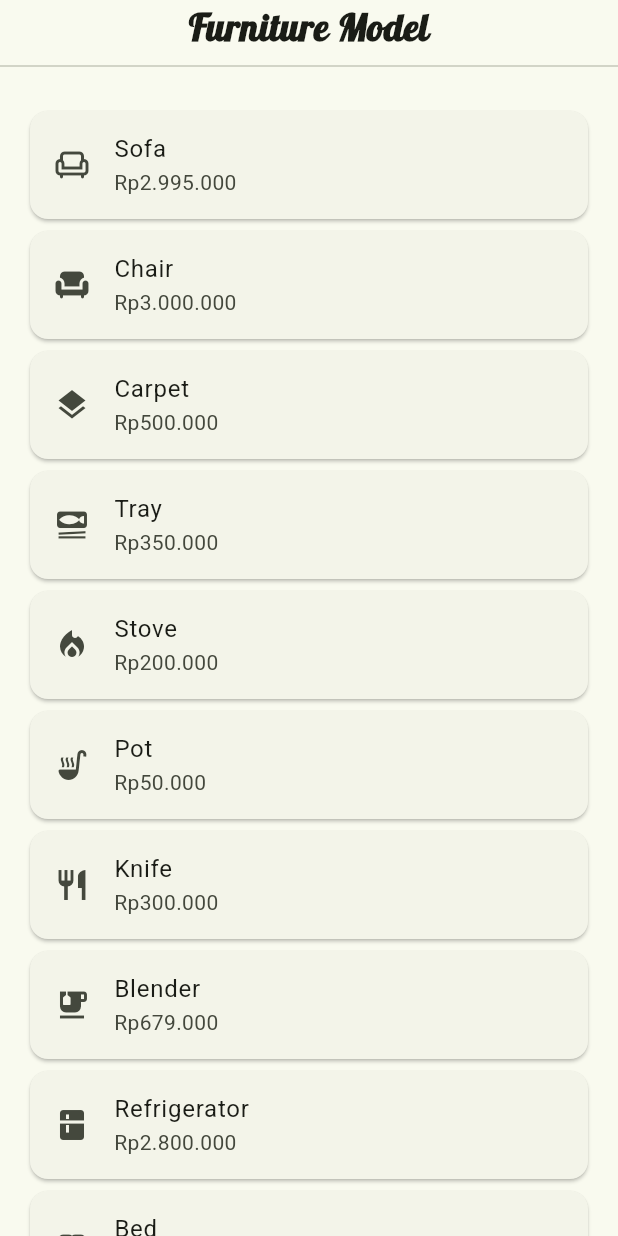
After one commit to naufalrdev/ppkd_b_3, a Flutter app: the Model2 screen opened directly, on a phone screen of 412 x 824 dp. The commit adds this screen. Run offline on Flutter 3.47's test engine with Material 3 defaults, Android fonts, the phone set to English and light mode, and no system bars; our stand-ins replace bottom_navy_bar, dropdown_button2, font_awesome_flutter, google_fonts, lottie; missing offline and left inert: load_switch, msh_checkbox; network calls fail; project files that could hold a hidden picture were left out.

Commit message:
Final Task 9

```diff
--- /dev/null
+++ b/lib/tugas_9flutter/list.dart
@@ -0,0 +1,58 @@
+import 'package:flutter/material.dart';
+
+class List1 extends StatefulWidget {
+  const List1({super.key});
+
+  @override
+  State<List1> createState() => _List1State();
+}
+
+class _List1State extends State<List1> {
+  final List<String> nameFurniture = [
+    "Sofa",
+    "Chair",
+    "Carpet",
+    "Tray",
+    "Stove",
+    "Pot",
+    "Knife",
+    "Blender",
+    "Refrigerator",
+    "Bed",
+  ];
+
+  @override
+  Widget build(BuildContext context) {
+    return Scaffold(
+      body: SingleChildScrollView(
+        child: Column(
+          crossAxisAlignment: CrossAxisAlignment.center,
+          children: [
+            Text(
+              "Home Furniture Category",
+              style: TextStyle(
+                fontFamily: "Lobster",
+                fontSize: 25,
+                fontWeight: FontWeight.bold,
+              ),
+            ),
+            Divider(),
+            SizedBox(height: 10),
+            ListView.builder(
+              physics: NeverScrollableScrollPhysics(),
+              shrinkWrap: true,
+              itemCount: nameFurniture.length,
+              itemBuilder: (BuildContext context, int index) {
+                return ListTile(
+                  title: Text(nameFurniture[index]),
+                  leading: CircleAvatar(child: Text("${index + 1}")),
+                  // trailing: Icon(Icons.add_shopping_cart),
+                );
+              },
+            ),
+          ],
+        ),
+      ),
+    );
+  }
+}
--- /dev/null
+++ b/lib/tugas_9flutter/list_map.dart
@@ -0,0 +1,67 @@
+import 'package:flutter/material.dart';
+
+class ListMap1 extends StatefulWidget {
+  const ListMap1({super.key});
+
+  @override
+  State<ListMap1> createState() => _ListMap1State();
+}
+
+class _ListMap1State extends State<ListMap1> {
+  final List<Map<String, dynamic>> furniture = [
+    {"name": "Sofa", "price": "Rp2.995.000", "icon": Icons.chair_outlined},
+    {"name": "Chair", "price": "Rp3.000.000", "icon": Icons.chair},
+    {"name": "Carpet", "price": "Rp500.000", "icon": Icons.layers},
+    {"name": "Tray", "price": "Rp350.000", "icon": Icons.set_meal},
+    {
+      "name": "Stove",
+      "price": "Rp200.000",
+      "icon": Icons.local_fire_department,
+    },
+    {"name": "Pot", "price": "Rp50.000", "icon": Icons.soup_kitchen},
+    {"name": "Knife", "price": "Rp300.000", "icon": Icons.restaurant},
+    {
+      "name": "Blender",
+      "price": "Rp679.000",
+      "icon": Icons.emoji_food_beverage,
+    },
+    {"name": "Refrigerator", "price": "Rp2.800.000", "icon": Icons.kitchen},
+    {"name": "Bed", "price": "Rp1.800.000", "icon": Icons.bed},
+  ];
+  @override
+  Widget build(BuildContext context) {
+    return Scaffold(
+      body: SingleChildScrollView(
+        child: Column(
+          crossAxisAlignment: CrossAxisAlignment.center,
+          children: [
+            Text(
+              "Furniture Products",
+              style: TextStyle(
+                fontFamily: "Lobster",
+                fontSize: 25,
+                fontWeight: FontWeight.bold,
+              ),
+            ),
+            Divider(),
+            SizedBox(height: 10),
+            ListView.builder(
+              physics: NeverScrollableScrollPhysics(),
+              shrinkWrap: true,
+              itemCount: furniture.length,
+              itemBuilder: (BuildContext context, int index) {
+                final dataFurniture = furniture[index];
+                return ListTile(
+                  leading: Icon(dataFurniture["icon"]),
+                  title: Text(dataFurniture["name"]),
+                  subtitle: Text(dataFurniture["price"].toString()),
+                  trailing: Icon(Icons.add_shopping_cart),
+                );
+              },
+            ),
+          ],
+        ),
+      ),
+    );
+  }
+}
--- /dev/null
+++ b/lib/tugas_9flutter/model.dart
@@ -0,0 +1,83 @@
+import 'package:flutter/material.dart';
+import 'package:ppkd_b_3/tugas_9flutter/model/map_model.dart';
+
+class Model2 extends StatefulWidget {
+  const Model2({super.key});
+
+  @override
+  State<Model2> createState() => _Model2State();
+}
+
+class _Model2State extends State<Model2> {
+  final List<ProductModel> productModel = [
+    ProductModel(
+      name: "Sofa",
+      price: "Rp2.995.000",
+      icon: Icons.chair_outlined,
+    ),
+    ProductModel(name: "Chair", price: "Rp3.000.000", icon: Icons.chair),
+    ProductModel(name: "Carpet", price: "Rp500.000", icon: Icons.layers),
+    ProductModel(name: "Tray", price: "Rp350.000", icon: Icons.set_meal),
+    ProductModel(
+      name: "Stove",
+      price: "Rp200.000",
+      icon: Icons.local_fire_department,
+    ),
+    ProductModel(name: "Pot", price: "Rp50.000", icon: Icons.soup_kitchen),
+    ProductModel(name: "Knife", price: "Rp300.000", icon: Icons.restaurant),
+    ProductModel(
+      name: "Blender",
+      price: "Rp679.000",
+      icon: Icons.emoji_food_beverage,
+    ),
+    ProductModel(
+      name: "Refrigerator",
+      price: "Rp2.800.000",
+      icon: Icons.kitchen,
+    ),
+    ProductModel(name: "Bed", price: "Rp1.800.00", icon: Icons.bed),
+  ];
+  @override
+  Widget build(BuildContext context) {
+    return Scaffold(
+      body: SingleChildScrollView(
+        child: Column(
+          crossAxisAlignment: CrossAxisAlignment.center,
+          children: [
+            Text(
+              "Furniture Model",
+              style: TextStyle(
+                fontFamily: "Lobster",
+                fontSize: 25,
+                fontWeight: FontWeight.bold,
+              ),
+            ),
+            Divider(),
+            SizedBox(height: 10),
+            Padding(
+              padding: EdgeInsetsGeometry.symmetric(
+                horizontal: 16,
+                vertical: 8,
+              ),
+              child: ListView.builder(
+                physics: NeverScrollableScrollPhysics(),
+                shrinkWrap: true,
+                itemCount: productModel.length,
+                itemBuilder: (BuildContext context, int index) {
+                  final modelProductData = productModel[index];
+                  return Card(
+                    child: ListTile(
+                      title: Text(modelProductData.name),
+                      subtitle: Text(modelProductData.price),
+                      leading: Icon(modelProductData.icon),
+                    ),
+                  );
+                },
+              ),
+            ),
+          ],
+        ),
+      ),
+    );
+  }
+}
--- /dev/null
+++ b/lib/tugas_9flutter/model/map_model.dart
@@ -0,0 +1,39 @@
+import 'dart:convert';
+
+import 'package:flutter/material.dart';
+
+class ProductModel {
+  final String name;
+  final String price;
+  final IconData icon;
+
+  ProductModel({required this.name, required this.price, required this.icon});
+
+  Map<String, dynamic> toMap() {
+    return <String, dynamic>{"name": name, "price": price, "icon": icon};
+  }
+
+  factory ProductModel.fromMap(Map<String, dynamic> map) {
+    return ProductModel(
+      name: map["name"] as String,
+      price: map["price"] as String,
+      icon: map["icon"] as IconData,
+    );
+  }
+
+  String toJson() => json.encode(toMap());
+
+  factory ProductModel.fromJson(String source) =>
+      ProductModel.fromMap(json.decode(source) as Map<String, dynamic>);
+}
+
+// IconData getIconFromString(String iconName) {
+//   switch (iconName) {
+//     case 'chair':
+//       return Icons.chair;
+//     case 'sofa':
+//       return Icons.weekend;
+//     default:
+//       return Icons.help_outline;
+//   }
+// }
```
Also changed, not shown: lib/main.dart (+1 -17 lines), lib/start.dart (+159 -54 lines), lib/tugas_7flutter/home_screen.dart (+50 -6 lines), 1 other file.
